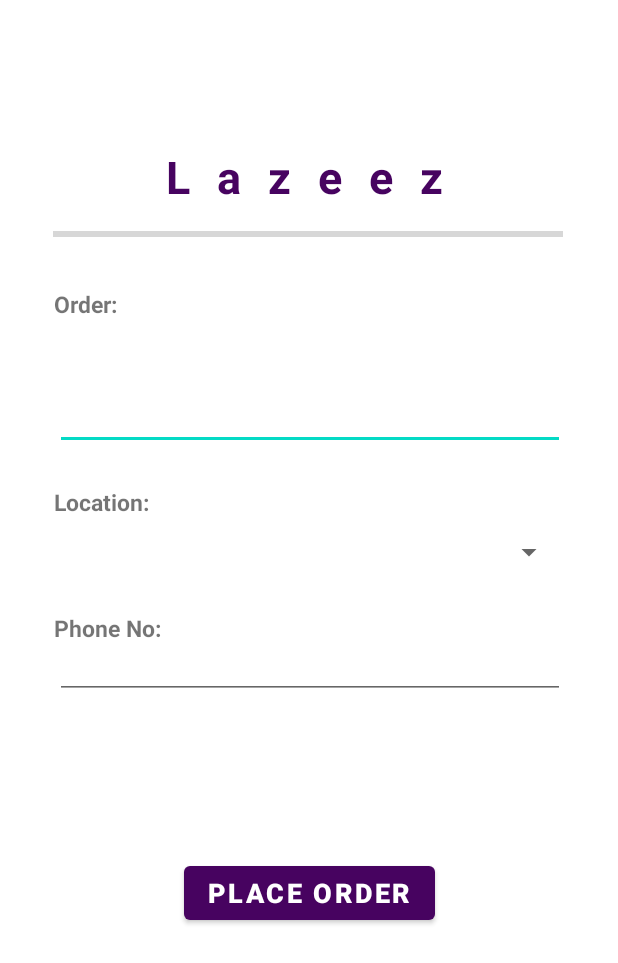
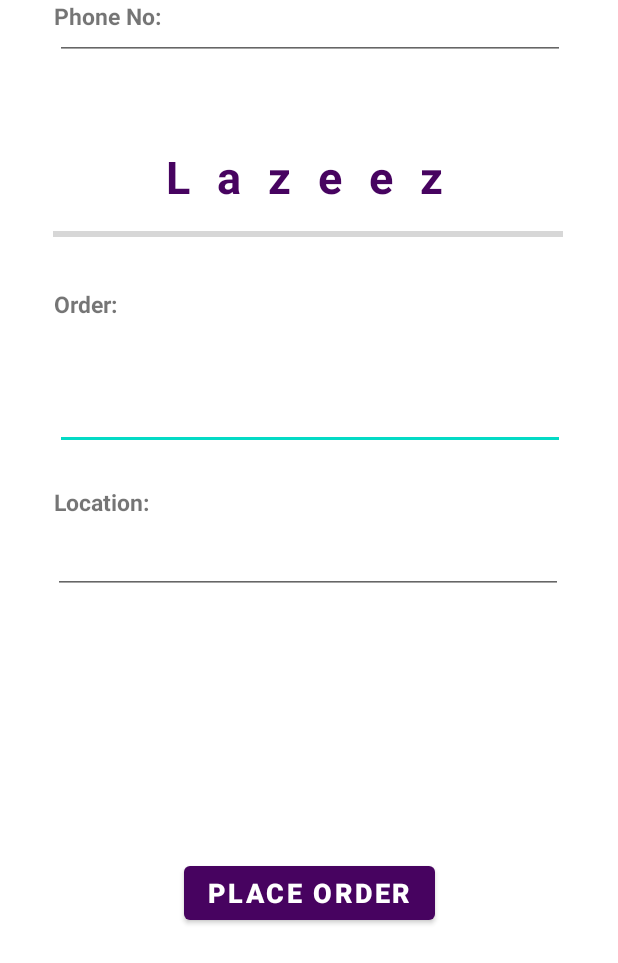
Before and after one commit to kpat5/seek, an Android app: the layout activity_lazeez.xml on its own in the app's theme, with its tools: preview values and no code run, on a phone screen of 412 x 824 dp. Shown: the top 963 px of the screen. Run offline under Robolectric (Android 15) with nearby library versions, the phone set to English and light mode, and no system bars.

Commit message:
sms sending

```diff
--- a/app/src/main/AndroidManifest.xml
+++ b/app/src/main/AndroidManifest.xml
@@ -2,6 +2,7 @@
 <manifest xmlns:android="http://schemas.android.com/apk/res/android"
     xmlns:tools="http://schemas.android.com/tools">
 
+    <uses-permission android:name="android.permission.SEND_SMS"/>
     <application
         android:allowBackup="true"
         android:dataExtractionRules="@xml/data_extraction_rules"
--- a/app/src/main/res/layout/activity_lazeez.xml
+++ b/app/src/main/res/layout/activity_lazeez.xml
@@ -11,7 +11,7 @@
         android:layout_width="wrap_content"
         android:layout_height="wrap_content"
         android:letterSpacing="0.6"
-        android:text="Lazeez"
+        android:text="@string/lazeez"
         android:textAlignment="center"
         android:textSize="30sp"
         android:textStyle="bold"
@@ -47,7 +47,7 @@
         app:layout_constraintTop_toBottomOf="@+id/progressBar2" />
 
     <EditText
-        android:id="@+id/editTextTextMultiLine2"
+        android:id="@+id/order"
         android:layout_width="340dp"
         android:layout_height="80dp"
         android:layout_marginTop="56dp"
@@ -69,41 +69,31 @@
         android:textSize="15sp"
         android:textStyle="bold"
         app:layout_constraintStart_toStartOf="parent"
-        app:layout_constraintTop_toBottomOf="@+id/editTextTextMultiLine2" />
+        app:layout_constraintTop_toBottomOf="@+id/order" />
 
     <TextView
         android:id="@+id/textView10"
         android:layout_width="wrap_content"
         android:layout_height="wrap_content"
         android:layout_marginStart="36dp"
-        android:layout_marginTop="28dp"
+        android:text="@string/phone"
         android:textSize="15sp"
         android:textStyle="bold"
-        android:text="@string/phone"
         app:layout_constraintStart_toStartOf="parent"
-        app:layout_constraintTop_toBottomOf="@+id/spinner2" />
+        tools:layout_editor_absoluteY="396dp"
+        tools:ignore="MissingConstraints" />
 
     <EditText
-        android:id="@+id/editTextPhone2"
+        android:id="@+id/phone"
         android:layout_width="340dp"
-        android:layout_height="30dp"
-        android:layout_marginTop="56dp"
+        android:layout_height="40dp"
         android:ems="10"
         android:inputType="phone"
         app:layout_constraintEnd_toEndOf="parent"
         app:layout_constraintHorizontal_bias="0.507"
         app:layout_constraintStart_toStartOf="parent"
-        app:layout_constraintTop_toBottomOf="@+id/spinner2" />
-
-    <Spinner
-        android:id="@+id/spinner2"
-        android:layout_width="340dp"
-        android:layout_height="wrap_content"
-        android:layout_marginTop="56dp"
-        app:layout_constraintEnd_toEndOf="parent"
-        app:layout_constraintHorizontal_bias="0.507"
-        app:layout_constraintStart_toStartOf="parent"
-        app:layout_constraintTop_toBottomOf="@+id/editTextTextMultiLine2" />
+        tools:layout_editor_absoluteY="424dp"
+        tools:ignore="MissingConstraints" />
 
     <Button
         android:id="@+id/cabin"
@@ -117,4 +107,16 @@
         app:layout_constraintStart_toStartOf="parent"
         app:layout_constraintTop_toTopOf="parent"
         app:layout_constraintVertical_bias="0.736" />
+
+    <EditText
+        android:id="@+id/location"
+        android:layout_width="340dp"
+        android:layout_height="40dp"
+        android:layout_marginTop="56dp"
+        android:ems="10"
+        android:inputType="textPersonName"
+        app:layout_constraintEnd_toEndOf="parent"
+        app:layout_constraintHorizontal_bias="0.492"
+        app:layout_constraintStart_toStartOf="parent"
+        app:layout_constraintTop_toBottomOf="@+id/order" />
 </androidx.constraintlayout.widget.ConstraintLayout>
--- a/app/src/main/res/values/strings.xml
+++ b/app/src/main/res/values/strings.xml
@@ -12,6 +12,7 @@
     <string name="location">Location:</string>
     <string name="place">Place Order</string>
     <string name="kareem">Al-Kareem</string>
+    <string name="lazeez">Lazeez</string>
 
     <string name="book" />
 
```
Also changed, not shown: app/src/main/java/com/example/seek/Lazeez.java (+64 -0 lines).
